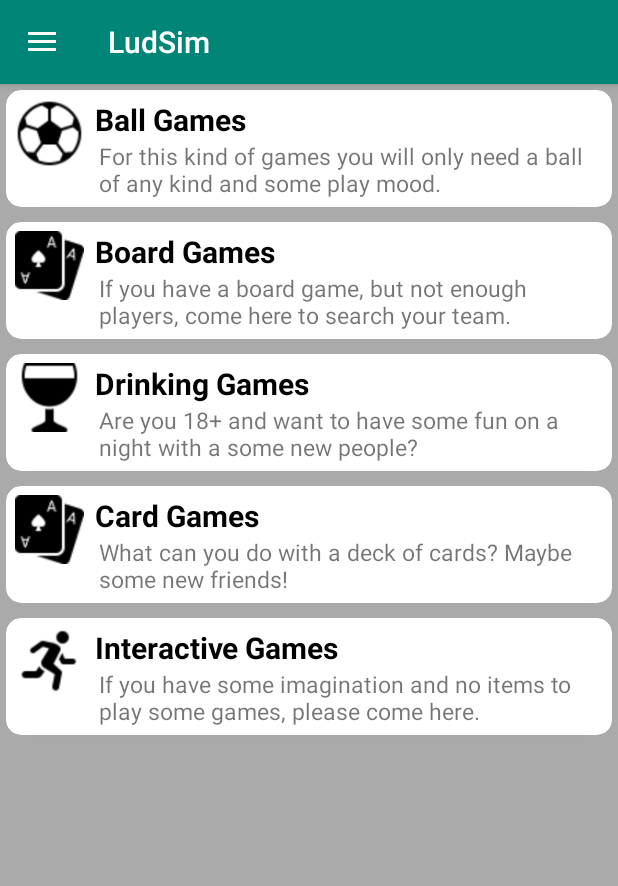
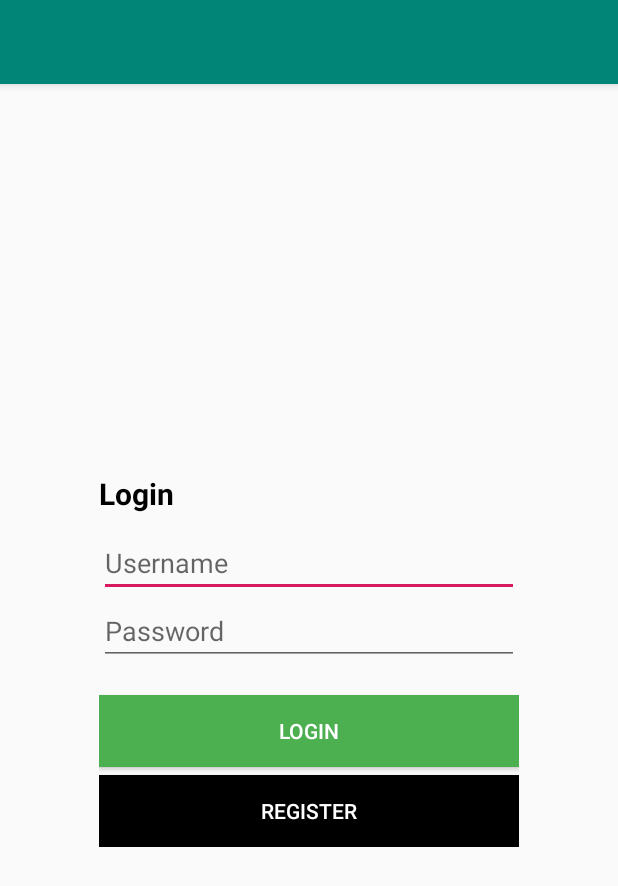
Before and after one commit to claaraamaria/GamesSelector, an Android app: the screen it shows after launch (MainActivity), on a phone screen of 412 x 824 dp. Shown: the top 886 px of the screen. Run offline under Robolectric (Android 15) with nearby library versions, the phone set to English and light mode, and no system bars.

```diff
--- a/app/src/main/AndroidManifest.xml
+++ b/app/src/main/AndroidManifest.xml
@@ -2,13 +2,17 @@
 <manifest package="com.claramaria.gamesselector"
     xmlns:android="http://schemas.android.com/apk/res/android">
 
+
+    <uses-permission android:name="android.permission.INTERNET"/>
+    <uses-permission android:name="android.permission.ACCESS_NETWORK_STATE"/>
     <application
         android:allowBackup="true"
         android:icon="@mipmap/ic_launcher"
         android:label="@string/app_name"
         android:supportsRtl="true"
         android:theme="@style/AppTheme"
-        android:fullBackupContent="@xml/backup_descriptor">
+        android:fullBackupContent="@xml/backup_descriptor"
+        android:usesCleartextTraffic="true">
         <activity
             android:name="com.claramaria.gamesselector.MainActivity"
             android:screenOrientation="sensorPortrait"
--- a/app/src/main/java/com/claramaria/gamesselector/MainActivity.java
+++ b/app/src/main/java/com/claramaria/gamesselector/MainActivity.java
@@ -10,26 +10,34 @@ import androidx.appcompat.app.AppCompatActivity;
 import androidx.appcompat.widget.Toolbar;
 import androidx.core.view.GravityCompat;
 import androidx.drawerlayout.widget.DrawerLayout;
+import androidx.fragment.app.Fragment;
+import androidx.fragment.app.FragmentManager;
+import androidx.fragment.app.FragmentTransaction;
 
+import com.claramaria.gamesselector.fragments.CallbackFragment;
 import com.claramaria.gamesselector.fragments.ChatFragment;
+import com.claramaria.gamesselector.fragments.LoginFragment;
+import com.claramaria.gamesselector.fragments.MessageFragment;
+import com.claramaria.gamesselector.fragments.ProfileFragment;
 import com.claramaria.gamesselector.fragments.RecyclerViewFragment;
-import com.claramaria.gamesselector.fragments.MessageFragment;
-import com.claramaria.gamesselector.fragments.ProfileFragement;
+import com.claramaria.gamesselector.fragments.RegisterFragment;
 import com.google.android.material.navigation.NavigationView;
 
-import java.util.ArrayList;
-
-public class MainActivity extends AppCompatActivity {
+public class MainActivity extends AppCompatActivity implements CallbackFragment {
     private DrawerLayout drawer;
+    Fragment fragment;
+    FragmentManager fragmentManager;
+    FragmentTransaction fragmentTransaction;
 
     @Override
     protected void onCreate(Bundle savedInstanceState) {
         super.onCreate(savedInstanceState);
         setContentView(R.layout.listview_item);
 
-        Toolbar toolbar = findViewById(R.id.toolbar);
+        addFragment();
+
+        /*Toolbar toolbar = findViewById(R.id.toolbar);
         setSupportActionBar(toolbar);
-
         drawer = findViewById(R.id.drawer_list);
 
         NavigationView navigationView = findViewById(R.id.nav_view);
@@ -38,16 +46,16 @@ public class MainActivity extends AppCompatActivity {
             public boolean onNavigationItemSelected(@NonNull MenuItem item) {
                 switch (item.getItemId()) {
                     case R.id.nav_list:
-                        getSupportFragmentManager().beginTransaction().add(R.id.fragment_container, new RecyclerViewFragment()).commit();
+                        getSupportFragmentManager().beginTransaction().replace(R.id.fragment_container, new RecyclerViewFragment()).commit();
                         break;
                     case R.id.nav_message:
-                        getSupportFragmentManager().beginTransaction().add(R.id.fragment_container, new MessageFragment()).commit();
+                        getSupportFragmentManager().beginTransaction().replace(R.id.fragment_container, new MessageFragment()).commit();
                         break;
                     case R.id.nav_chat:
                         getSupportFragmentManager().beginTransaction().replace(R.id.fragment_container, new ChatFragment()).commit();
                         break;
                     case R.id.nav_profile:
-                        getSupportFragmentManager().beginTransaction().replace(R.id.fragment_container, new ProfileFragement()).commit();
+                        getSupportFragmentManager().beginTransaction().replace(R.id.fragment_container, new ProfileFragment()).commit();
                         break;
                     case R.id.nav_share:
                         Toast.makeText(MainActivity.this, "Share", Toast.LENGTH_SHORT).show();
@@ -68,17 +76,37 @@ public class MainActivity extends AppCompatActivity {
 
         if (savedInstanceState == null) {
             getSupportFragmentManager().beginTransaction().replace(R.id.fragment_container, new RecyclerViewFragment()).commit();
-            navigationView.setCheckedItem(R.id.nav_message);
-        }
+            navigationView.setCheckedItem(R.id.nav_list);
+        }*/
     }
 
-    @Override
+/*    @Override
     public void onBackPressed() {
         if (drawer.isDrawerOpen(GravityCompat.START)) {
             drawer.closeDrawer(GravityCompat.START);
         } else {
             super.onBackPressed();
         }
+    }*/
+
+    public void addFragment() {
+        LoginFragment fragment = new LoginFragment();
+        fragment.setCallbackFragment(this);
+        fragmentManager = getSupportFragmentManager();
+        fragmentTransaction = fragmentManager.beginTransaction();
+        fragmentTransaction.add(R.id.fragment_container, fragment).commit();
     }
 
+    public void replaceFragment() {
+        fragment = new RegisterFragment();
+        fragmentManager = getSupportFragmentManager();
+        fragmentTransaction = fragmentManager.beginTransaction();
+        fragmentTransaction.addToBackStack(null);
+        fragmentTransaction.replace(R.id.fragment_container, fragment).commit();
+    }
+
+    @Override
+    public void changeFragment() {
+        replaceFragment();
+    }
 }
--- /dev/null
+++ b/app/src/main/java/com/claramaria/gamesselector/fragments/CallbackFragment.java
@@ -0,0 +1,6 @@
+package com.claramaria.gamesselector.fragments;
+
+public interface CallbackFragment {
+
+    void changeFragment();
+}
--- /dev/null
+++ b/app/src/main/java/com/claramaria/gamesselector/fragments/LoginFragment.java
@@ -0,0 +1,87 @@
+package com.claramaria.gamesselector.fragments;
+
+import android.content.Context;
+import android.content.SharedPreferences;
+import android.os.Bundle;
+import android.view.LayoutInflater;
+import android.view.View;
+import android.view.ViewGroup;
+import android.widget.Button;
+import android.widget.EditText;
+import android.widget.Toast;
+
+import androidx.annotation.NonNull;
+import androidx.annotation.Nullable;
+import androidx.fragment.app.Fragment;
+
+import com.claramaria.gamesselector.R;
+
+public class LoginFragment extends Fragment {
+
+    private EditText etUsername;
+    private EditText etPassword;
+    private CallbackFragment callbackFragment;
+    private String username;
+    private String pass;
+    private SharedPreferences sharedPreferences;
+    SharedPreferences.Editor editor;
+
+    @Override
+    public void onAttach(@NonNull Context context) {
+        sharedPreferences = context.getSharedPreferences("userFile", Context.MODE_PRIVATE);
+        editor = sharedPreferences.edit();
+        super.onAttach(context);
+    }
+
+    @Nullable
+    @Override
+    public View onCreateView(@NonNull LayoutInflater inflater, @Nullable ViewGroup container, @Nullable Bundle savedInstanceState) {
+        View view = inflater.inflate(R.layout.fragment_login, container, false);
+        etUsername = view.findViewById(R.id.etUsername);
+        etPassword = view.findViewById(R.id.etPassword);
+
+        Button loginBtn = view.findViewById(R.id.btnLogin);
+        Button registerBtn = view.findViewById(R.id.btnRegister);
+
+        loginBtn.setOnClickListener(new View.OnClickListener() {
+            @Override
+            public void onClick(View v) {
+                username = etUsername.getText().toString();
+                pass = etPassword.getText().toString();
+
+                if(username.isEmpty()){
+                    etUsername.setError("Username is required!");
+                    etUsername.requestFocus();
+                    return;
+                }
+
+
+                String uName;
+                String uPass;
+                uName = sharedPreferences.getString("username", null);
+                uPass = sharedPreferences.getString("pass", null);
+
+                if (username.equals(uName) && pass.equals(uPass)) {
+                    Toast.makeText(getContext(), "Login", Toast.LENGTH_SHORT).show();
+                } else {
+                    Toast.makeText(getContext(), "Error", Toast.LENGTH_SHORT).show();
+                }
+            }
+        });
+
+        registerBtn.setOnClickListener(new View.OnClickListener() {
+            @Override
+            public void onClick(View v) {
+                if (callbackFragment != null) {
+                    callbackFragment.changeFragment();
+                }
+            }
+        });
+
+        return view;
+    }
+
+    public void setCallbackFragment(CallbackFragment callbackFragment) {
+        this.callbackFragment = callbackFragment;
+    }
+}
--- a/app/src/main/java/com/claramaria/gamesselector/fragments/ProfileFragement.java
+++ b/app/src/main/java/com/claramaria/gamesselector/fragments/ProfileFragment.java
@@ -11,7 +11,7 @@ import androidx.fragment.app.Fragment;
 
 import com.claramaria.gamesselector.R;
 
-public class ProfileFragement extends Fragment {
+public class ProfileFragment extends Fragment {
     @Nullable
     @Override
     public View onCreateView(@NonNull LayoutInflater inflater, @Nullable ViewGroup container, @Nullable Bundle savedInstanceState) {
--- a/app/src/main/java/com/claramaria/gamesselector/fragments/RecyclerViewFragment.java
+++ b/app/src/main/java/com/claramaria/gamesselector/fragments/RecyclerViewFragment.java
@@ -24,7 +24,6 @@ import com.claramaria.gamesselector.activities.InteractiveGames;
 import java.util.ArrayList;
 
 public class RecyclerViewFragment extends Fragment implements RecyclerViewAdapter.OnItemClickListener{
-    private View mView;
     private ArrayList<GameInfo> mList;
 
     public RecyclerViewFragment() {
--- /dev/null
+++ b/app/src/main/res/layout/fragment_login.xml
@@ -0,0 +1,60 @@
+<?xml version="1.0" encoding="utf-8"?>
+<LinearLayout xmlns:android="http://schemas.android.com/apk/res/android"
+    android:layout_width="match_parent"
+    android:layout_height="match_parent"
+    xmlns:app="http://schemas.android.com/apk/res-auto"
+    android:gravity="center">
+
+    <LinearLayout
+        android:layout_width="300dp"
+        android:padding="10dp"
+        android:layout_height="wrap_content"
+        android:orientation="vertical">
+
+        <TextView
+            android:id="@+id/textView"
+            android:layout_width="match_parent"
+            android:layout_height="wrap_content"
+            android:textSize="20dp"
+            android:textColor="#000"
+            android:textStyle="bold"
+            android:text="Login" />
+
+        <EditText
+            android:id="@+id/etUsername"
+            android:layout_width="match_parent"
+            android:layout_height="wrap_content"
+            android:layout_marginTop="10dp"
+            android:ems="10"
+            android:inputType="textPersonName"
+            android:hint="Username"/>
+
+        <EditText
+            android:id="@+id/etPassword"
+            android:layout_width="match_parent"
+            android:layout_height="wrap_content"
+            android:ems="10"
+            android:inputType="textPassword"
+            android:hint="Password"/>
+
+        <Button
+            android:id="@+id/btnLogin"
+            android:layout_width="match_parent"
+            android:layout_height="wrap_content"
+            android:layout_marginTop="20dp"
+            android:background="@color/green"
+            android:textColor="#fff"
+            android:text="Login"/>
+
+        <Button
+            android:id="@+id/btnRegister"
+            android:layout_width="match_parent"
+            android:layout_height="wrap_content"
+            android:layout_marginTop="5dp"
+            android:textColor="#fff"
+            android:background="#000"
+            android:text="Register"/>
+
+    </LinearLayout>
+
+</LinearLayout>
--- a/app/src/main/res/values/colors.xml
+++ b/app/src/main/res/values/colors.xml
@@ -3,4 +3,5 @@
     <color name="colorPrimary">#008577</color>
     <color name="colorPrimaryDark">#00574B</color>
     <color name="colorAccent">#D81B60</color>
+    <color name="green">#4CAF50</color>
 </resources>
```
Also changed, not shown: app/build.gradle (+9 -2 lines), app/src/main/java/com/claramaria/gamesselector/fragments/RegisterFragment.java (added, +105 -0 lines), app/src/main/java/com/claramaria/gamesselector/server/RESTClient.java (added, +28 -0 lines), app/src/main/java/com/claramaria/gamesselector/server/UserService.java (added, +16 -0 lines), app/src/main/res/layout/fragment_message.xml (+7 -8 lines), app/src/main/res/layout/fragment_register.xml (added, +52 -0 lines).
